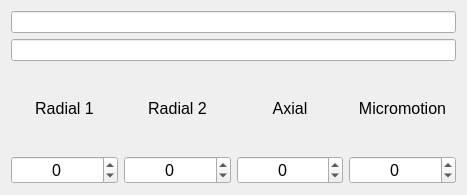
This is devel/bum/gui_scriptscanner2/Views/SidebandSelectionEditor.ui in HaeffnerLab/Haeffner-Lab-LabRAD-Tools as Qt 5 draws it before an edit. The edited form follows.
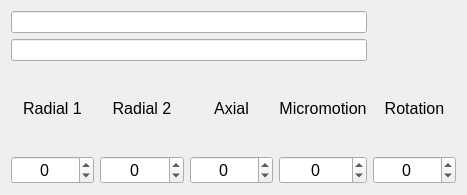
This is the edited form.

Commit message: Add sideband selector for rotation

The edit to the form file:
```diff
--- a/devel/bum/gui_scriptscanner2/Views/SidebandSelectionEditor.ui
+++ b/devel/bum/gui_scriptscanner2/Views/SidebandSelectionEditor.ui
@@ -178,6 +178,42 @@
      </property>
     </widget>
    </item>
+   <item row="2" column="4">
+    <widget class="QLabel" name="label_5">
+     <property name="font">
+      <font>
+       <pointsize>12</pointsize>
+      </font>
+     </property>
+     <property name="text">
+      <string>Rotation</string>
+     </property>
+     <property name="alignment">
+      <set>Qt::AlignCenter</set>
+     </property>
+    </widget>
+   </item>
+   <item row="3" column="4">
+    <widget class="QSpinBox" name="uiRotation">
+     <property name="font">
+      <font>
+       <pointsize>12</pointsize>
+      </font>
+     </property>
+     <property name="alignment">
+      <set>Qt::AlignCenter</set>
+     </property>
+     <property name="keyboardTracking">
+      <bool>false</bool>
+     </property>
+     <property name="minimum">
+      <number>-10</number>
+     </property>
+     <property name="maximum">
+      <number>10</number>
+     </property>
+    </widget>
+   </item>
   </layout>
  </widget>
  <resources/>
```
The commit also changes 4 other files.
